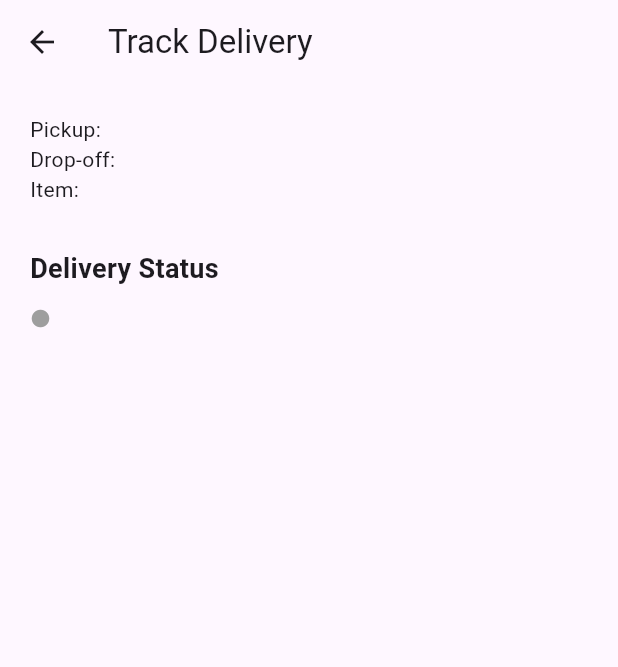
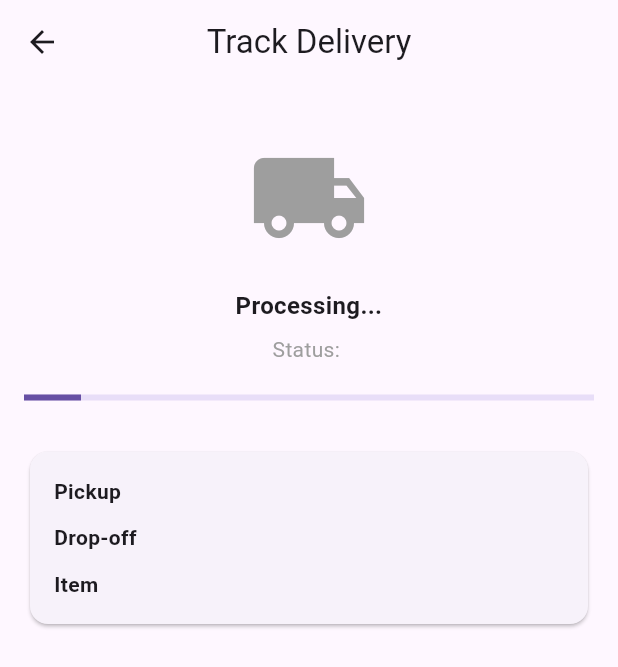
Before and after one commit to Yusufdavid411/Efata, a Flutter app: the TrackDeliveryScreen screen opened directly with empty values, on a phone screen of 412 x 824 dp. Shown: the top 667 px of the screen. Run offline on Flutter 3.47's test engine with Material 3 defaults, Android fonts, the phone set to English and light mode, and no system bars; our stand-ins replace cloud_firestore, firebase_auth, firebase_core, flutter_map, latlong2; accounts and stored records are empty.

Commit message:
new branch

```diff
--- a/lib/features/booking/customer/customer_home_screen.dart
+++ b/lib/features/booking/customer/customer_home_screen.dart
@@ -4,7 +4,6 @@ import 'widgets/customer_welcome_header.dart';
 import 'widgets/customer_summary_card.dart';
 import 'widgets/customer_primary_action.dart';
 import 'widgets/active_delivery_section.dart';
-import 'widgets/recent_orders_section.dart';
 import 'simple_order_form.dart';
 
 class CustomerHomeScreen extends StatelessWidget {
@@ -42,7 +41,6 @@ class CustomerHomeScreen extends StatelessWidget {
                   TextStyle(fontSize: 18, fontWeight: FontWeight.bold),
             ),
             const SizedBox(height: 10),
-            const RecentOrdersSection(),
           ],
         ),
       ),
--- a/lib/features/booking/customer/track_delivery_screen.dart
+++ b/lib/features/booking/customer/track_delivery_screen.dart
@@ -4,48 +4,130 @@ import 'package:cloud_firestore/cloud_firestore.dart';
 class TrackDeliveryScreen extends StatelessWidget {
   final String orderId;
 
-  const TrackDeliveryScreen({
-    super.key,
-    required this.orderId,
-  });
+  const TrackDeliveryScreen({super.key, required this.orderId});
+
+  String getStatusMessage(String status) {
+    switch (status) {
+      case 'pending':
+        return 'Waiting for a driver to accept your request';
+      case 'accepted':
+        return 'Driver has accepted your delivery';
+      case 'inTransit':
+        return 'Your delivery is on the way';
+      case 'completed':
+        return 'Delivery completed successfully';
+      case 'rejected':
+        return 'Delivery request was rejected';
+      default:
+        return 'Processing...';
+    }
+  }
+
+  double getProgressValue(String status) {
+    switch (status) {
+      case 'pending':
+        return 0.2;
+      case 'accepted':
+        return 0.4;
+      case 'inTransit':
+        return 0.7;
+      case 'completed':
+        return 1.0;
+      default:
+        return 0.1;
+    }
+  }
+
+  Color getStatusColor(String status) {
+    switch (status) {
+      case 'pending':
+        return Colors.orange;
+      case 'accepted':
+        return Colors.blue;
+      case 'inTransit':
+        return Colors.purple;
+      case 'completed':
+        return Colors.green;
+      case 'rejected':
+        return Colors.red;
+      default:
+        return Colors.grey;
+    }
+  }
 
   @override
   Widget build(BuildContext context) {
     return Scaffold(
-      appBar: AppBar(title: const Text('Track Delivery')),
+      appBar: AppBar(
+        title: const Text('Track Delivery'),
+        centerTitle: true,
+      ),
       body: StreamBuilder<DocumentSnapshot>(
         stream: FirebaseFirestore.instance
             .collection('orders')
             .doc(orderId)
             .snapshots(),
         builder: (context, snapshot) {
-          if (!snapshot.hasData) {
+          if (!snapshot.hasData || !snapshot.data!.exists) {
             return const Center(child: CircularProgressIndicator());
           }
 
           final order = snapshot.data!;
-          final status = order['status'];
+          final status = order['status'] ?? 'pending';
 
           return Padding(
-            padding: const EdgeInsets.all(20),
+            padding: const EdgeInsets.all(16),
             child: Column(
-              crossAxisAlignment: CrossAxisAlignment.start,
+              crossAxisAlignment: CrossAxisAlignment.center,
               children: [
-                Text("Pickup: ${order['pickup']}"),
-                Text("Drop-off: ${order['dropoff']}"),
-                Text("Item: ${order['item']}"),
+                const SizedBox(height: 20),
+
+                Icon(
+                  Icons.local_shipping,
+                  size: 80,
+                  color: getStatusColor(status),
+                ),
+
+                const SizedBox(height: 20),
+
+                Text(
+                  getStatusMessage(status),
+                  textAlign: TextAlign.center,
+                  style: const TextStyle(
+                    fontSize: 16,
+                    fontWeight: FontWeight.w600,
+                  ),
+                ),
+
+                const SizedBox(height: 8),
+
+                Text(
+                  "Status: $status",
+                  style: const TextStyle(color: Colors.grey),
+                ),
+
+                const SizedBox(height: 20),
+
+                LinearProgressIndicator(
+                  value: getProgressValue(status),
+                ),
+
                 const SizedBox(height: 30),
 
-                const Text(
-                  "Delivery Status",
-                  style: TextStyle(
-                    fontSize: 18,
-                    fontWeight: FontWeight.bold,
+                Card(
+                  child: Padding(
+                    padding: const EdgeInsets.all(16),
+                    child: Column(
+                      children: [
+                        _infoRow("Pickup", order['pickup']),
+                        const SizedBox(height: 10),
+                        _infoRow("Drop-off", order['dropoff']),
+                        const SizedBox(height: 10),
+                        _infoRow("Item", order['item']),
+                      ],
+                    ),
                   ),
                 ),
-                const SizedBox(height: 10),
-
-                StatusIndicator(status: status),
               ],
             ),
           );
@@ -53,49 +135,13 @@ class TrackDeliveryScreen extends StatelessWidget {
       ),
     );
   }
-}
 
-class StatusIndicator extends StatelessWidget {
-  final String status;
-
-  const StatusIndicator({super.key, required this.status});
-
-  @override
-  Widget build(BuildContext context) {
-    Color color;
-    String label;
-
-    switch (status) {
-      case 'pending':
-        color = Colors.orange;
-        label = "Waiting for driver";
-        break;
-      case 'accepted':
-        color = Colors.blue;
-        label = "Driver assigned";
-        break;
-      case 'inTransit':
-        color = Colors.purple;
-        label = "In transit";
-        break;
-      case 'completed':
-        color = Colors.green;
-        label = "Completed";
-        break;
-      case 'rejected':
-        color = Colors.red;
-        label = "Rejected";
-        break;
-      default:
-        color = Colors.grey;
-        label = status;
-    }
-
+  Widget _infoRow(String label, String value) {
     return Row(
       children: [
-        Icon(Icons.circle, color: color, size: 14),
-        const SizedBox(width: 10),
-        Text(label),
+        Text(label, style: const TextStyle(fontWeight: FontWeight.bold)),
+        const Spacer(),
+        Text(value),
       ],
     );
   }
```
Also changed, not shown: lib/features/booking/customer/simple_order_form.dart (+106 -10 lines), lib/features/map/map_picker_screen.dart (+24 -5 lines).
